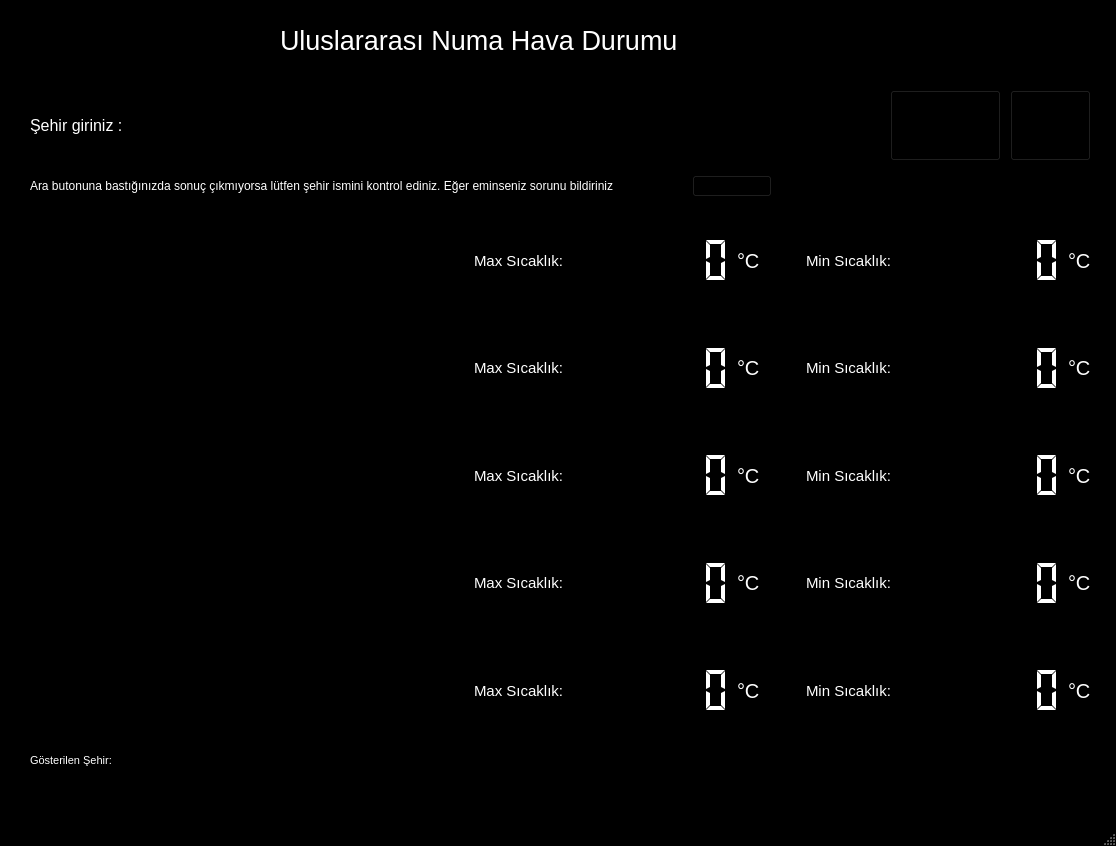
Before: the Qt Designer form hava_durumu.ui in NumaIYI/what-is-the-weather-interface, drawn with Qt 5.
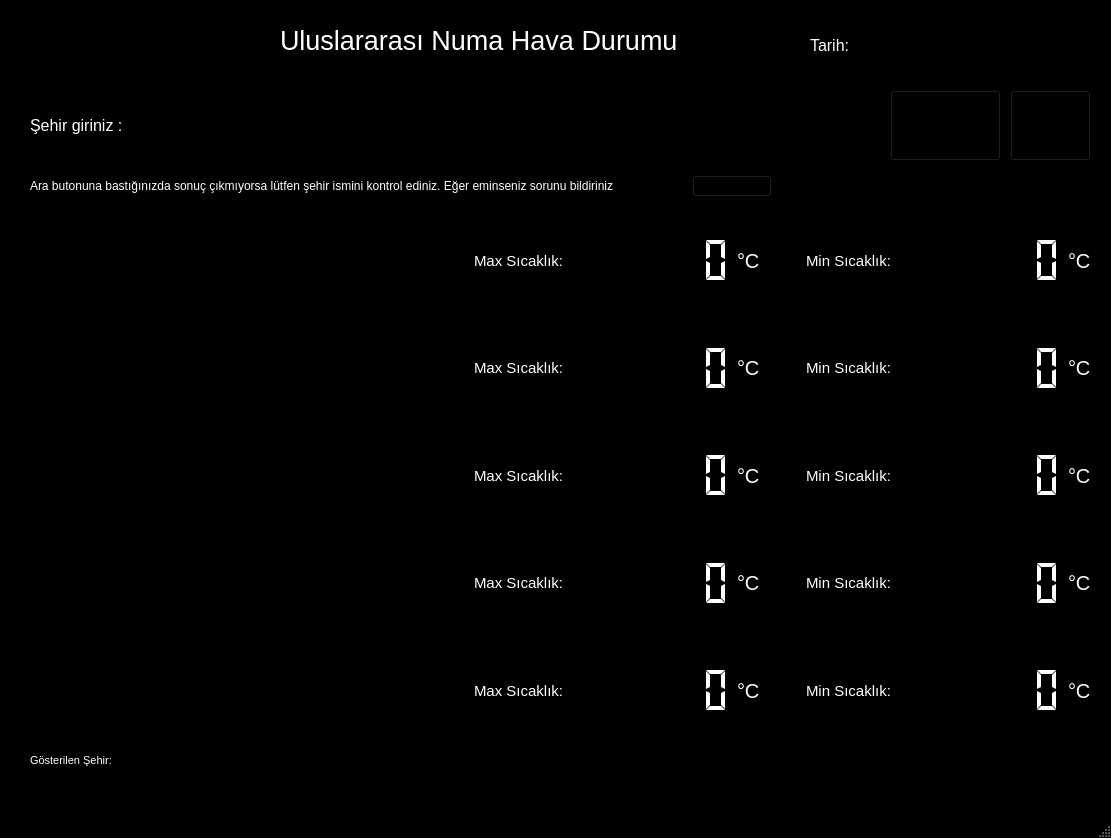
After: the same form once the commit is applied. Icons and pictures are not drawn.

The edit to the form file:
```diff
--- a/hava_durumu.ui
+++ b/hava_durumu.ui
@@ -6,8 +6,8 @@
    <rect>
     <x>0</x>
     <y>0</y>
-    <width>1116</width>
-    <height>846</height>
+    <width>1111</width>
+    <height>838</height>
    </rect>
   </property>
   <property name="palette">
@@ -1487,16 +1487,24 @@
      <string>Gösterilen Şehir: </string>
     </property>
    </widget>
-  </widget>
-  <widget class="QMenuBar" name="menubar">
+   <widget class="QLabel" name="txt_lbl_date">
    <property name="geometry">
     <rect>
-     <x>0</x>
-     <y>0</y>
-     <width>1116</width>
-     <height>26</height>
-    </rect>
-   </property>
+      <x>810</x>
+      <y>20</y>
+      <width>291</width>
+      <height>51</height>
+     </rect>
+    </property>
+    <property name="font">
+     <font>
+      <pointsize>12</pointsize>
+     </font>
+    </property>
+    <property name="text">
+     <string>Tarih:</string>
+    </property>
+   </widget>
   </widget>
   <widget class="QStatusBar" name="statusbar"/>
  </widget>
```
Left out of the diff: 3 changed lines with no effect on the pictures. Lines whose indentation alone changed are shown as unchanged.
